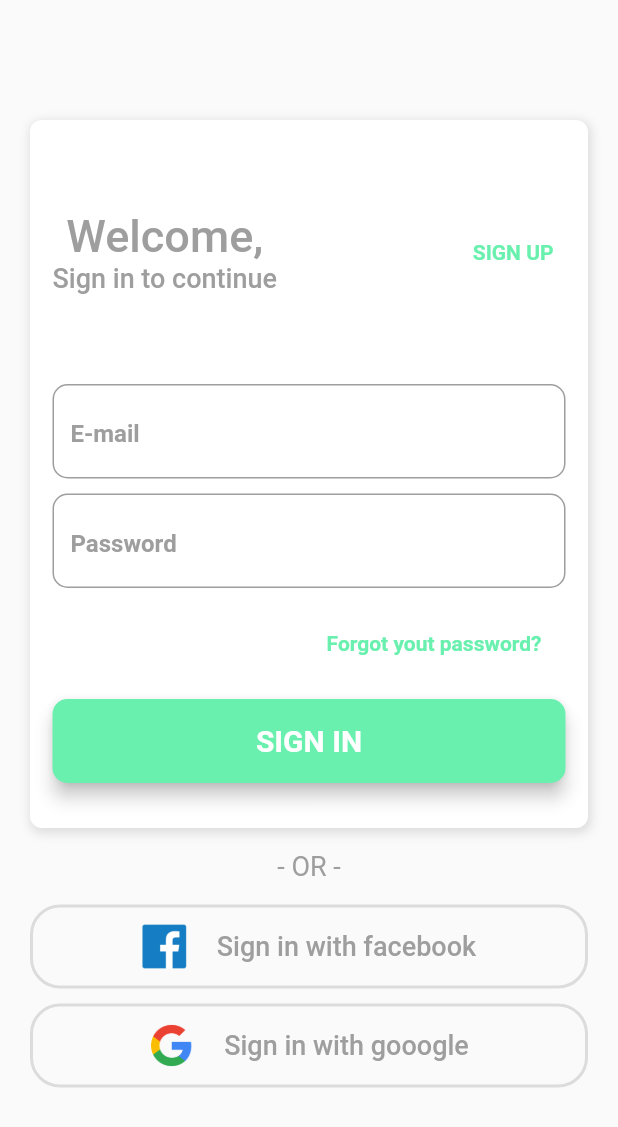
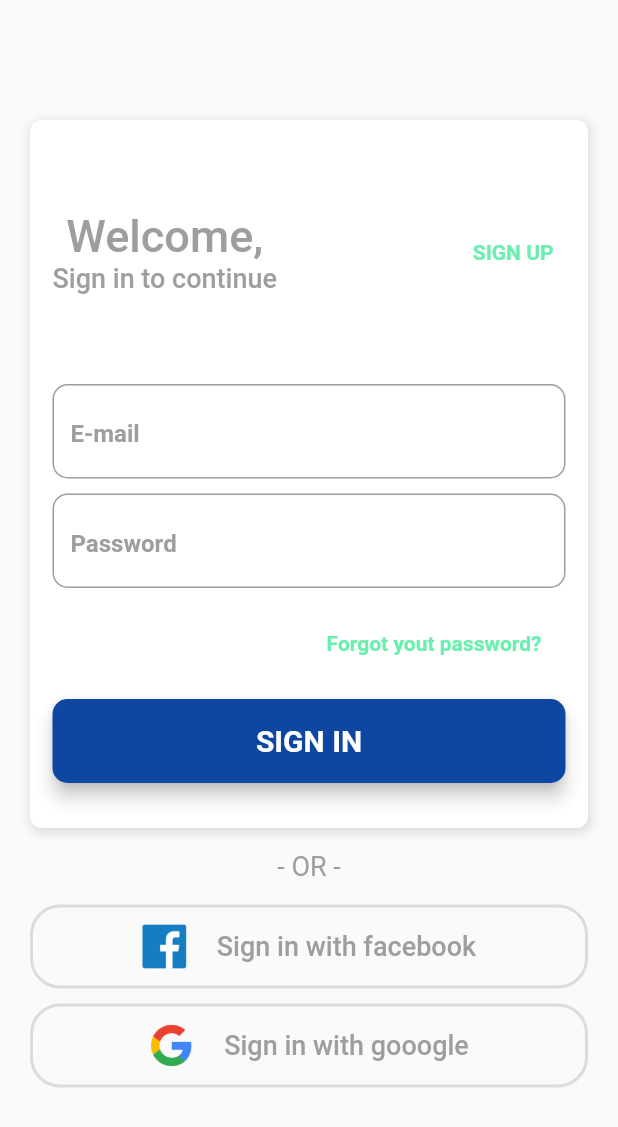
Before and after one commit to LuizFelipeOC/domining-layout-flutter, a Flutter app: the screen it shows after launch, on a phone screen of 412 x 824 dp. Shown: the top 1127 px of the screen. Run offline on Flutter 3.47's test engine with Material 2 defaults, Android fonts, the phone set to English and light mode, and no system bars.

```diff
--- a/lib/app/modules/login/login_page.dart
+++ b/lib/app/modules/login/login_page.dart
@@ -108,8 +108,11 @@ class _LoginPageState extends State<LoginPage> {
                         width: MediaQuery.of(context).size.width,
                         height: 56,
                         child: ElevatedButtonWidget(
-                          color: Colors.greenAccent,
-                          onPressed: () {},
+                          color: Colors.blue.shade900,
+                          onPressed: () =>
+                              Navigator.of(context).pushReplacementNamed(
+                            '/home',
+                          ),
                           text: 'SIGN IN',
                         ),
                       ),
```
